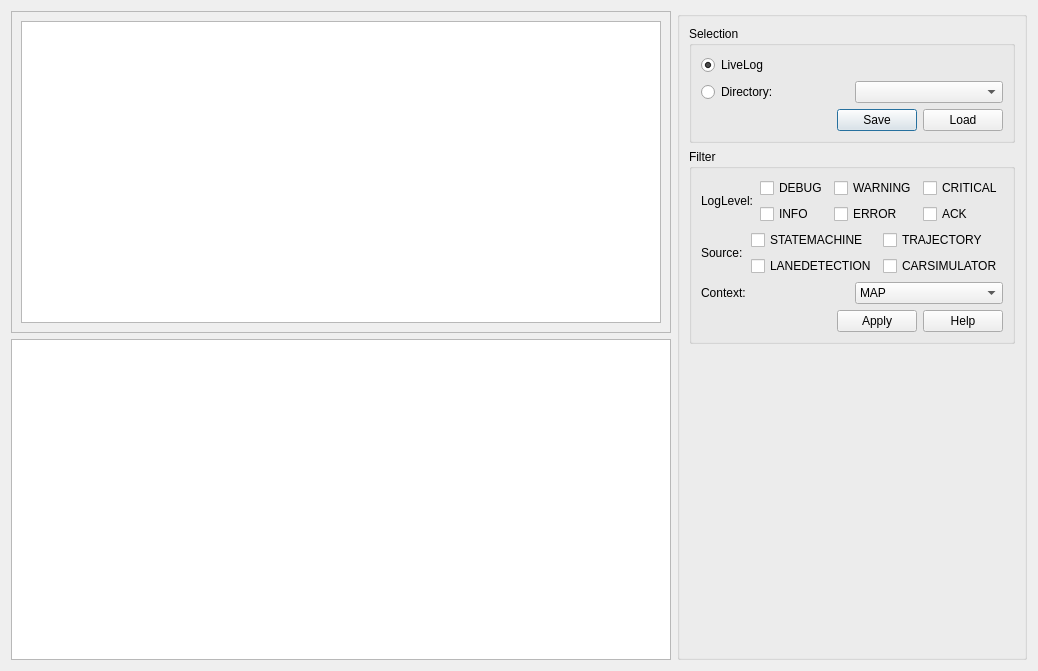
This is src/dialog_log_analyzer.ui in melegiul/adtf-remote as Qt 5 draws it before an edit. The edited form follows.
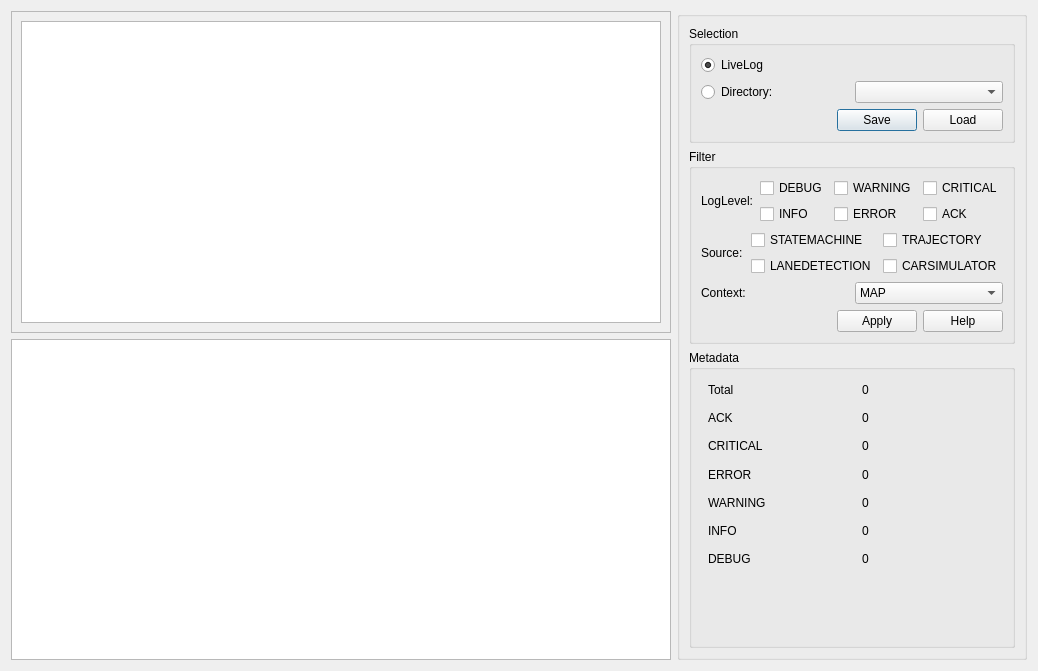
This is the edited form.

Commit message: [R-10][In-Progress] add metadata display and functionality

Diff of the .ui file:
```diff
--- a/src/dialog_log_analyzer.ui
+++ b/src/dialog_log_analyzer.ui
@@ -319,17 +319,143 @@
        </widget>
       </item>
       <item>
-       <spacer name="verticalSpacer">
-        <property name="orientation">
-         <enum>Qt::Vertical</enum>
+       <widget class="QGroupBox" name="groupBox_4">
+        <property name="sizePolicy">
+         <sizepolicy hsizetype="Preferred" vsizetype="MinimumExpanding">
+          <horstretch>0</horstretch>
+          <verstretch>0</verstretch>
+         </sizepolicy>
         </property>
-        <property name="sizeHint" stdset="0">
-         <size>
-          <width>20</width>
-          <height>40</height>
-         </size>
+        <property name="title">
+         <string>Metadata</string>
         </property>
-       </spacer>
+        <widget class="QWidget" name="gridLayoutWidget">
+         <property name="geometry">
+          <rect>
+           <x>19</x>
+           <y>29</y>
+           <width>341</width>
+           <height>191</height>
+          </rect>
+         </property>
+         <layout class="QGridLayout" name="gridLayout_4">
+          <item row="3" column="1">
+           <widget class="QLabel" name="label_error">
+            <property name="text">
+             <string>0</string>
+            </property>
+           </widget>
+          </item>
+          <item row="5" column="0">
+           <widget class="QLabel" name="label_9">
+            <property name="text">
+             <string>INFO</string>
+            </property>
+           </widget>
+          </item>
+          <item row="2" column="1">
+           <widget class="QLabel" name="label_critical">
+            <property name="text">
+             <string>0</string>
+            </property>
+           </widget>
+          </item>
+          <item row="4" column="0">
+           <widget class="QLabel" name="label_8">
+            <property name="text">
+             <string>WARNING</string>
+            </property>
+           </widget>
+          </item>
+          <item row="0" column="1">
+           <widget class="QLabel" name="label_total">
+            <property name="text">
+             <string>0</string>
+            </property>
+           </widget>
+          </item>
+          <item row="4" column="1">
+           <widget class="QLabel" name="label_warning">
+            <property name="text">
+             <string>0</string>
+            </property>
+           </widget>
+          </item>
+          <item row="6" column="1">
+           <widget class="QLabel" name="label_debug">
+            <property name="text">
+             <string>0</string>
+            </property>
+           </widget>
+          </item>
+          <item row="0" column="0">
+           <widget class="QLabel" name="label">
+            <property name="text">
+             <string>Total</string>
+            </property>
+           </widget>
+          </item>
+          <item row="5" column="1">
+           <widget class="QLabel" name="label_info">
+            <property name="text">
+             <string>0</string>
+            </property>
+           </widget>
+          </item>
+          <item row="6" column="0">
+           <widget class="QLabel" name="label_10">
+            <property name="text">
+             <string>DEBUG</string>
+            </property>
+           </widget>
+          </item>
+          <item row="1" column="1">
+           <widget class="QLabel" name="label_ack">
+            <property name="text">
+             <string>0</string>
+            </property>
+           </widget>
+          </item>
+          <item row="1" column="0">
+           <widget class="QLabel" name="label_5">
+            <property name="text">
+             <string>ACK</string>
+            </property>
+           </widget>
+          </item>
+          <item row="2" column="0">
+           <widget class="QLabel" name="label_6">
+            <property name="text">
+             <string>CRITICAL</string>
+            </property>
+           </widget>
+          </item>
+          <item row="3" column="0">
+           <widget class="QLabel" name="label_7">
+            <property name="text">
+             <string>ERROR</string>
+            </property>
+           </widget>
+          </item>
+          <item row="3" column="2">
+           <spacer name="horizontalSpacer_3">
+            <property name="orientation">
+             <enum>Qt::Horizontal</enum>
+            </property>
+            <property name="sizeType">
+             <enum>QSizePolicy::Preferred</enum>
+            </property>
+            <property name="sizeHint" stdset="0">
+             <size>
+              <width>40</width>
+              <height>20</height>
+             </size>
+            </property>
+           </spacer>
+          </item>
+         </layout>
+        </widget>
+       </widget>
       </item>
      </layout>
     </widget>
```
The commit also changes 2 other files.
